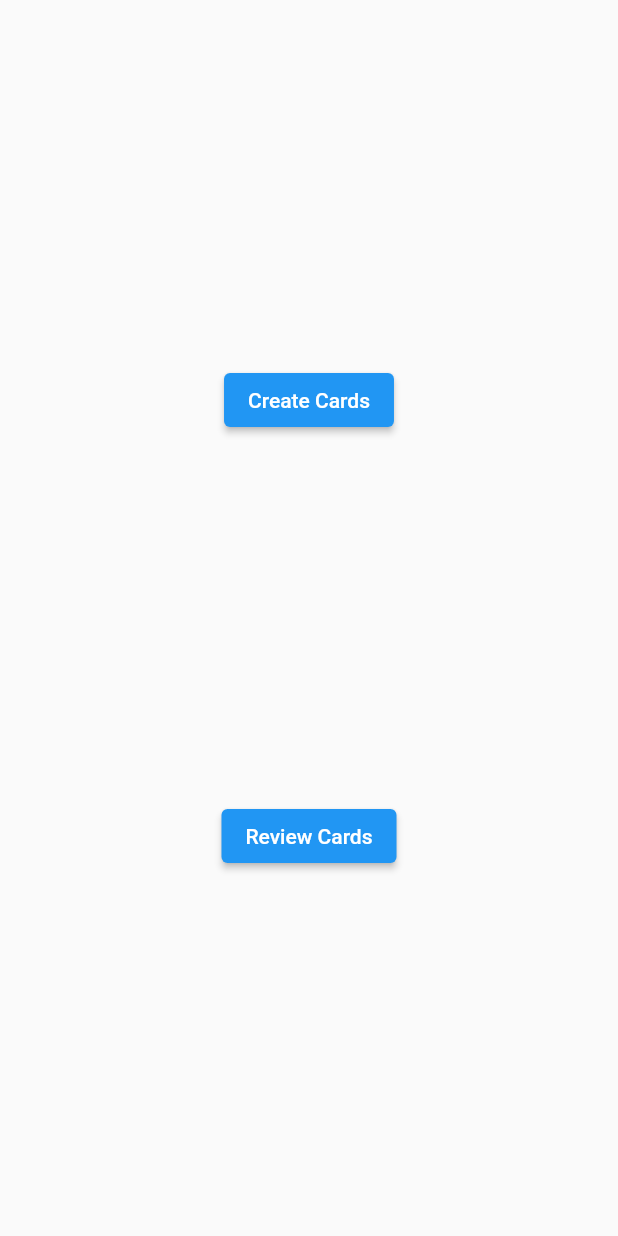
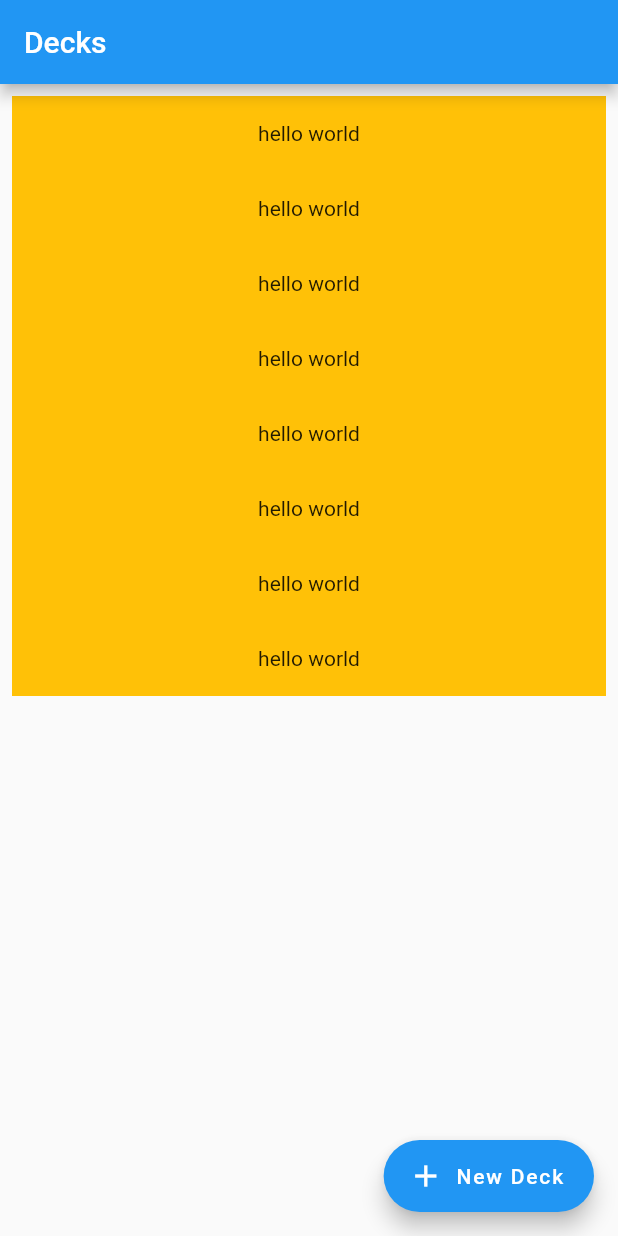
Before and after one commit to JavaRip/flutter-flashcards, a Flutter app: the screen it shows after launch, on a phone screen of 412 x 824 dp. Run offline on Flutter 3.47's test engine with Material 2 defaults, Android fonts, the phone set to English and light mode, and no system bars; our stand-ins replace drift; accounts and stored records are empty; generated files the repository leaves out were written again.

Commit message:
list decks on homepage and add create deck

```diff
--- a/lib/component/nav.dart
+++ b/lib/component/nav.dart
@@ -1,5 +1,3 @@
-import 'package:flutter/material.dart';
-
 import 'package:flutter/material.dart';
 
 class Nav extends StatelessWidget {
@@ -10,21 +8,21 @@ class Nav extends StatelessWidget {
     return Column(
       mainAxisAlignment: MainAxisAlignment.center,
       children: [
-        Spacer(),
+        const Spacer(),
         ElevatedButton(
           onPressed: () {
             Navigator.of(context).pushNamed('/create');
           },
           child: const Text('Create Cards'),
         ),
-        Spacer(),
+        const Spacer(),
         ElevatedButton(
           onPressed: () {
             Navigator.of(context).pushNamed('/review');
           },
           child: const Text('Review Cards'),
         ),
-        Spacer(),
+        const Spacer(),
       ],
     );
   }
--- a/lib/main.dart
+++ b/lib/main.dart
@@ -2,6 +2,7 @@ import 'package:flashcards/pages/homepage.dart';
 import 'package:flutter/material.dart';
 import 'package:flashcards/pages/create/create.dart';
 import 'package:flashcards/pages/review/review.dart';
+import 'package:flashcards/pages/deck/deck.dart';
 
 void main() {
   runApp(const MyApp());
@@ -22,6 +23,8 @@ class MyApp extends StatelessWidget {
         '/': (context) => const Homepage(),
         '/create': (context) => const CreatePage(),
         '/review': (context) => const ReviewPage(),
-        });
+        '/deck': (context) => const DeckPage(),
+      },
+    );
   }
 }
--- a/lib/pages/create/create_provider.dart
+++ b/lib/pages/create/create_provider.dart
@@ -1,5 +1,4 @@
 import 'package:flutter/foundation.dart';
-import 'package:flutter/src/widgets/framework.dart';
 import '../../data/data.dart';
 
 class CreateFlashcardProvider extends ChangeNotifier {
--- a/lib/pages/homepage.dart
+++ b/lib/pages/homepage.dart
@@ -1,13 +1,30 @@
-import 'package:flashcards/component/nav.dart';
 import 'package:flutter/material.dart';
+import '../data/data.dart';
+import 'homepage_provider.dart';
 
 class Homepage extends StatelessWidget {
   const Homepage({super.key});
 
   @override
   Widget build(BuildContext context) {
-    return const Scaffold(
-      body: Center(child: Nav()),
+    return Scaffold(
+      appBar: AppBar(title: const Text('Decks')),
+      body: ListView.builder(
+        padding: const EdgeInsets.all(8),
+        itemCount: 8, // number of decks
+        itemBuilder: (BuildContext context, int index) {
+          return Container(
+            height: 50,
+            color: Colors.amber,
+            child: const Center(child: Text('hello world')),
+          );
+        },
+      ),
+      floatingActionButton: FloatingActionButton.extended(
+        onPressed: () => {Navigator.of(context).pushNamed('/deck')},
+        label: const Text('New Deck'),
+        icon: const Icon(Icons.add),
+      ),
     );
   }
 }
```
Also changed, not shown: lib/pages/deck/deck.dart (added, +47 -0 lines), lib/pages/deck/deck_provider.dart (added, +26 -0 lines), lib/pages/homepage_provider.dart (added, +11 -0 lines). Lines whose indentation alone changed are shown as unchanged.
